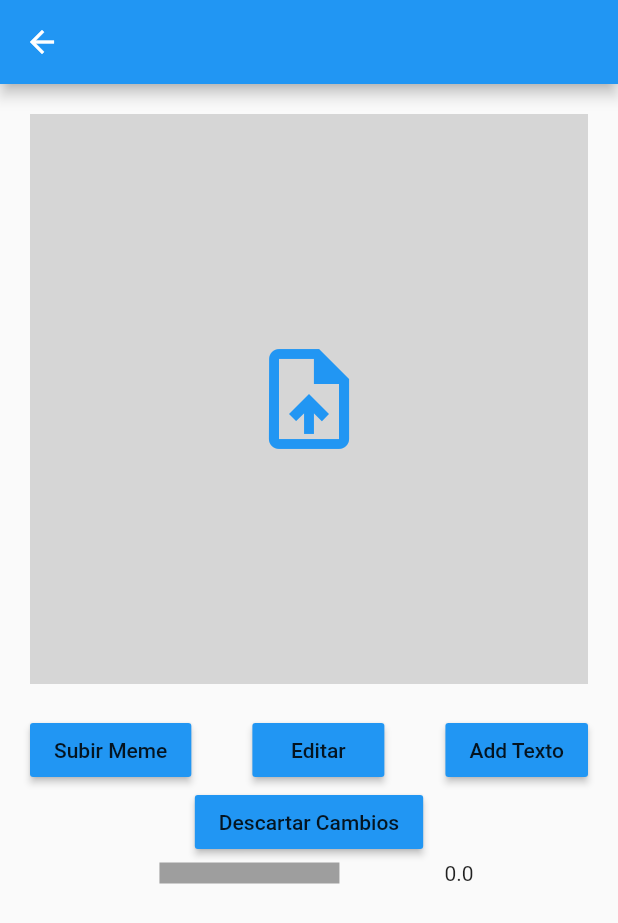
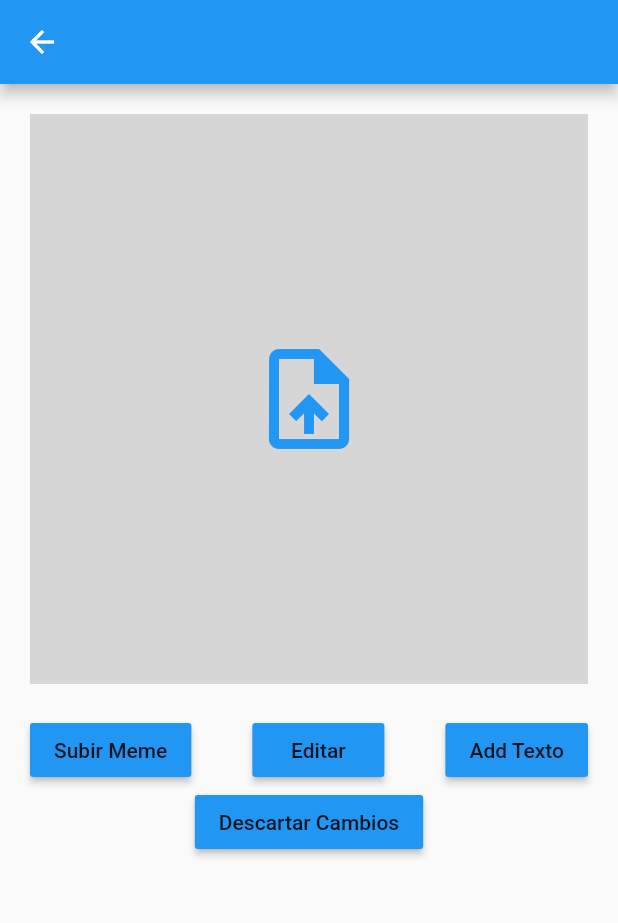
Before and after one commit to rogerordaz1/Memes, a Flutter app: the SubirFoto screen opened by its route, on a phone screen of 412 x 824 dp. Shown: the top 923 px of the screen. Run offline on Flutter 3.47's test engine with Material 2 defaults, Android fonts, the phone set to English and light mode, and no system bars; drawn by our look-alikes of percent_indicator; our stand-ins replace flutter_easyloading, flutter_image_compress, flutter_secure_storage, image_cropper, image_picker, like_button; missing offline and left inert: image_downloader, image_editor; accounts and stored records are empty; network calls fail.

Commit message:
al empezar lo de la descargas de las fotos

```diff
--- a/lib/screens/subir_foto.dart
+++ b/lib/screens/subir_foto.dart
@@ -168,23 +168,6 @@ class _SubirFotoState extends State<SubirFoto> {
                     }),
               ],
             ),
-            Row(
-              mainAxisAlignment: MainAxisAlignment.center,
-              children: [
-                SizedBox(
-                  width: 200,
-                  height: 20,
-                  child: LinearPercentIndicator(
-                    width: 140.0,
-                    lineHeight: 14.0,
-                    percent: progress,
-                    backgroundColor: Colors.grey,
-                    progressColor: Colors.blue,
-                  ),
-                ),
-                Text((progress * 100).toStringAsFixed(1)),
-              ],
-            ),
           ],
         ),
       ),
@@ -207,7 +190,7 @@ class _SubirFotoState extends State<SubirFoto> {
     http.StreamedResponse response = await http.Client().send(request);
 
     if (response.statusCode == 200) {
-      EasyLoading.showSuccess('Great Success!');
+      EasyLoading.showSuccess('Done!');
       Navigator.pop(context);
       EasyLoading.dismiss();
       Navigator.pushNamed(context, 'home');
--- a/pubspec.yaml
+++ b/pubspec.yaml
@@ -44,6 +44,7 @@ dependencies:
   flutter_image_compress: ^1.1.0
   percent_indicator: ^3.4.0
   flutter_easyloading: ^3.0.3
+  image_downloader: ^0.31.0
 
 
 
```
Also changed, not shown: lib/main.dart (+5 -4 lines), lib/widgets/card_container.dart (+8 -1 lines), pubspec.lock.
